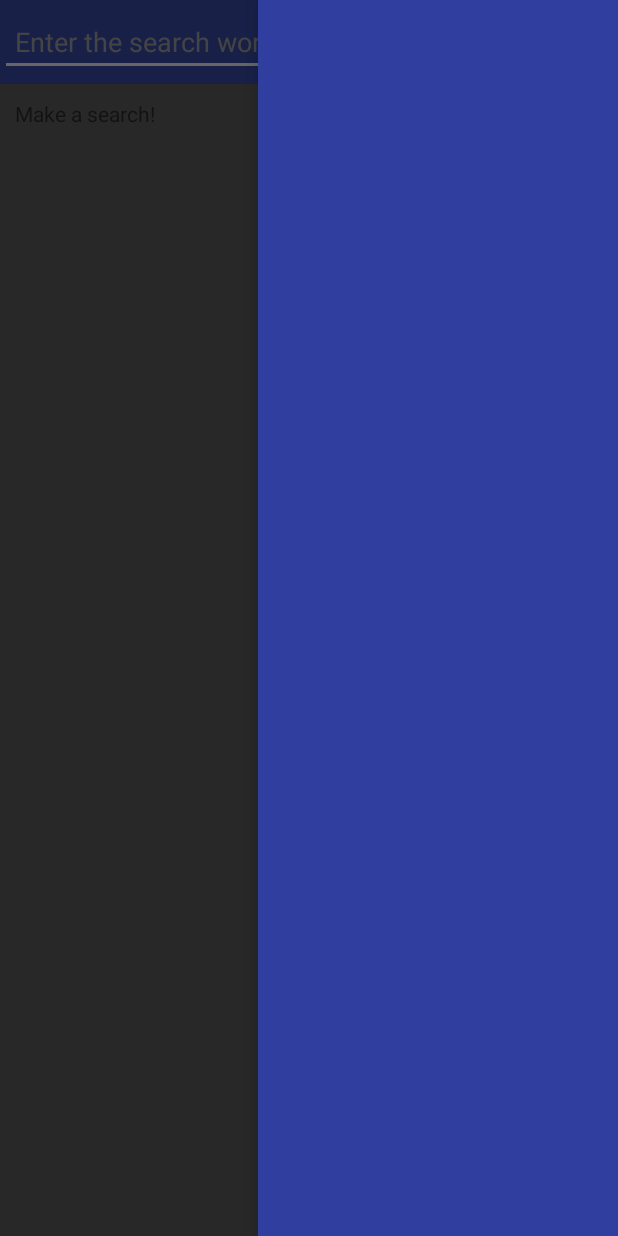
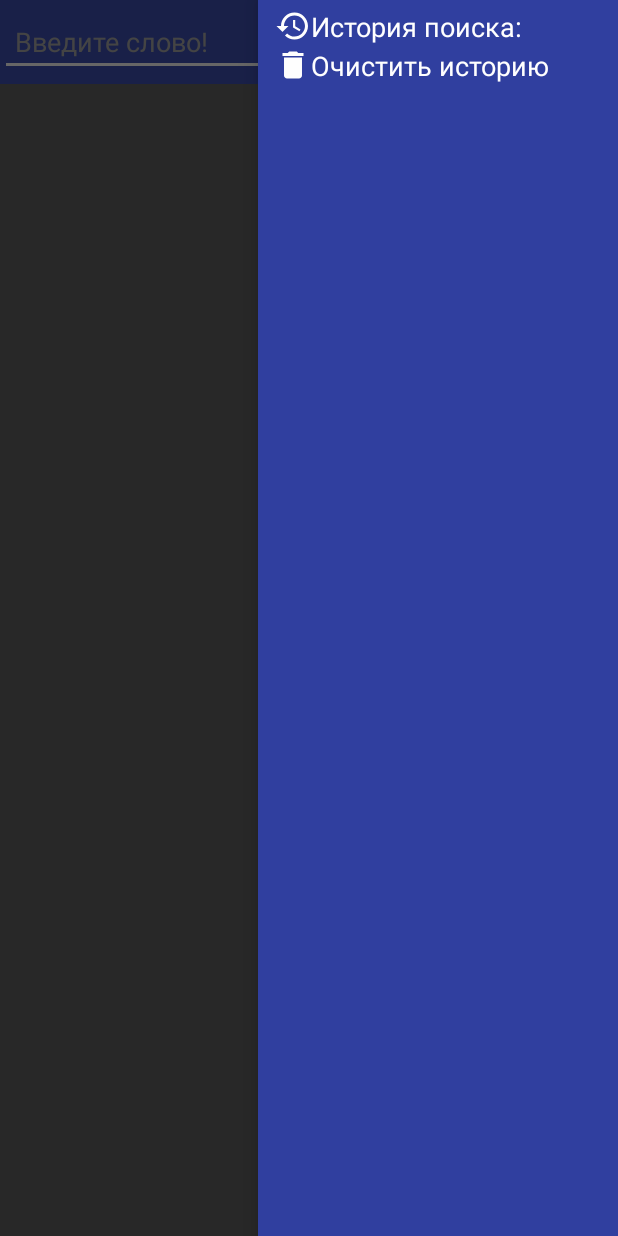
Before and after one commit to RollerBlade/rueo, an Android app: the screen it shows after launch (MainActivity), with the side drawer open, on a phone screen of 412 x 824 dp. Run offline under Robolectric (Android 15) with nearby library versions, the phone set to English and light mode, and no system bars.

Commit message:
IMPLEMENTED: Send email to developer and to vocabulary authors. IMPROVED: history drawer behaviour

```diff
--- a/app/src/main/java/com/example/android/rueo/MainActivity.java
+++ b/app/src/main/java/com/example/android/rueo/MainActivity.java
@@ -1,6 +1,7 @@
 package com.example.android.rueo;
 
 
+import android.content.Intent;
 import android.graphics.Typeface;
 import android.os.AsyncTask;
 import android.support.v4.widget.DrawerLayout;
@@ -9,9 +10,8 @@ import android.os.Bundle;
 import android.text.Editable;
 import android.text.Html;
 import android.text.TextWatcher;
-import android.util.EventLog;
-import android.util.Log;
 import android.view.KeyEvent;
+import android.view.LayoutInflater;
 import android.view.MotionEvent;
 import android.view.View;
 import android.widget.AdapterView;
@@ -23,6 +23,8 @@ import android.widget.ListView;
 import android.widget.ProgressBar;
 import android.widget.ScrollView;
 import android.widget.TextView;
+import android.widget.Toast;
+
 import java.io.IOException;
 import java.net.URL;
 import java.util.ArrayList;
@@ -42,6 +44,11 @@ public class MainActivity extends AppCompatActivity
         ImageView leftBtn, rightBtn, downBtn, settingsBtn;
     //для истории в правом дровере
         ArrayAdapter<String> historyAdapter;
+    //дроверы
+        private DrawerLayout mDrawerLayout;
+        private ListView rightDrawer;
+        private ScrollView leftDrawer;
+    long timestamp;
     ProgressBar loadingIndicator;
     httpRetrieveTask hrt = null;
     ajaxRetrieveTask art = null;
@@ -50,9 +57,6 @@ public class MainActivity extends AppCompatActivity
     boolean curWordShouldBeErased = false;
     Stack searchBarStack = new Stack();
 
-
-    private DrawerLayout mDrawerLayout;
-    private ListView leftDrawer, rightDrawer;
 
 
     View.OnKeyListener enterDetector = new View.OnKeyListener()
@@ -143,6 +147,7 @@ public class MainActivity extends AppCompatActivity
                     if (event.getAction() == MotionEvent.ACTION_DOWN)
                     {
                         img.setImageResource(R.drawable.ic_settings_pressed);
+                        mDrawerLayout.openDrawer(leftDrawer);
                     }
                     if (event.getAction() == MotionEvent.ACTION_UP)
                     {
@@ -185,15 +190,18 @@ public class MainActivity extends AppCompatActivity
                         }
                     }
                     return true;
-                default:
+                case R.id.arrowDown:
                     if (event.getAction() == MotionEvent.ACTION_DOWN)
                     {
-                        img.setImageResource(R.drawable.ic_down_arrow_pressed);
+                        img.setImageResource(R.drawable.ic_history_pressed);
+                        mDrawerLayout.openDrawer(rightDrawer);
                     }
                     if (event.getAction() == MotionEvent.ACTION_UP)
                     {
-                        img.setImageResource(R.drawable.ic_down_arrow_unpressed);
+                        img.setImageResource(R.drawable.ic_history_unpressed);
                     }
+                    return true;
+                default:
                     return true;
             }
             //return false;
@@ -213,11 +221,118 @@ public class MainActivity extends AppCompatActivity
             startHttpRetrieveTask(curWord.getText().toString());
             searchBarStack.push(curWord.getText().toString());
             listInflator(rightDrawer, searchBarStack.getStringArray());
+            mDrawerLayout.closeDrawer(rightDrawer);
         }
         public void test (){}
     };
 
+    protected void onCreate(Bundle savedInstanceState)
+    {
+        super.onCreate(savedInstanceState);
+        timestamp = System.currentTimeMillis()/1000;;
+        setContentView(R.layout.activity_main);
+        loadingIndicator = (ProgressBar) findViewById(R.id.pb_loading_indicator);
+        curWord = (EditText) findViewById(R.id.curWord);
+        outputField = (LinearLayout) findViewById(R.id.outputField);
+        //обработчик нажатий Энтер:
+            curWord.setOnKeyListener(enterDetector);
+        //обработчик ввода текста:
+            curWord.addTextChangedListener(searchBarEditDetector);
+        //обработчик тапов в поле ввода
+            curWord.setOnTouchListener(CurWordOnclickFlagDisabler);
+        //переключатель картинок на кнопках
+            leftBtn = (ImageView) findViewById(R.id.arrowLeft);
+            rightBtn = (ImageView) findViewById(R.id.arrowRight);
+            downBtn = (ImageView) findViewById(R.id.arrowDown);
+            settingsBtn = (ImageView) findViewById(R.id.settings);
+            leftBtn.setOnTouchListener(buttonOnClickImgSwapper);
+            rightBtn.setOnTouchListener(buttonOnClickImgSwapper);
+            downBtn.setOnTouchListener(buttonOnClickImgSwapper);
+            settingsBtn.setOnTouchListener(buttonOnClickImgSwapper);
+        //дроверы
+            mDrawerLayout = (DrawerLayout) findViewById(R.id.drawer_layout);
+            leftDrawer = (ScrollView) findViewById(R.id.left_drawer);
+            rightDrawer = (ListView) findViewById(R.id.right_drawer);
+            historyAdapter = new ArrayAdapter<String>
+                    (this, R.layout.drawer_list_item, searchBarStack.getListArray());
+            rightDrawer.setAdapter(historyAdapter);
+            rightDrawer.setOnItemClickListener(suggestionClicked);
+            LayoutInflater inflater = getLayoutInflater();
+            View historyHeader = inflater.inflate(R.layout.drawer_header_item, null, false);
+            rightDrawer.addHeaderView(historyHeader, null, false);
+            View historyFooter = inflater.inflate(R.layout.drawer_footer_item, null, false);
+            rightDrawer.addFooterView(historyFooter, null, false);
+    }
 
+    public void clearHistory (View v)
+    {
+        searchBarStack.clear();
+        listInflator(rightDrawer, searchBarStack.getStringArray());
+    }
+
+    public void closeDrawers (View v)
+    {
+        mDrawerLayout.closeDrawer(rightDrawer);
+        mDrawerLayout.closeDrawer(leftDrawer);
+
+    }
+
+    public void sendEmail (View v)
+    {
+        Intent i = new Intent(Intent.ACTION_SEND);
+        i.setType("message/rfc822");
+        switch (v.getId())
+        {
+            case (R.id.emailToAuthorTV):
+                i.putExtra(Intent.EXTRA_EMAIL  , new String[]{"vortaristo@gmail.com"});
+                i.putExtra(Intent.EXTRA_SUBJECT, "RUEO онлайн словарь");
+                if (!curWord.getText().toString().isEmpty())
+                {
+                    i.putExtra(Intent.EXTRA_TEXT, "Статья: \"" + curWord.getText().toString()+"\"");
+                }
+                break;
+            case (R.id.emailToDeveloperTV):
+                i.putExtra(Intent.EXTRA_EMAIL  , new String[]{"k002422@gmail.com"});
+                i.putExtra(Intent.EXTRA_SUBJECT, "RUEO app");
+                break;
+        }
+        try
+        {
+            startActivity(Intent.createChooser(i, "Send mail..."));
+        } catch (android.content.ActivityNotFoundException ex)
+        {
+            Toast.makeText(MainActivity.this, "There are no email clients installed.", Toast.LENGTH_SHORT).show();
+        }
+    }
+
+    @Override
+    public boolean onKeyDown(int keyCode, KeyEvent event)
+    {
+        if (keyCode == KeyEvent.KEYCODE_BACK) {
+            String temp = searchBarStack.getLeft();
+            if (temp != null)
+            {
+                searchBarEditDetectorEnabled = false;
+                curWord.setText(temp);
+                startHttpRetrieveTask(temp);
+                searchBarEditDetectorEnabled = true;
+            }
+            else
+            {
+                if ((System.currentTimeMillis()/1000 - timestamp) < 2)
+                {
+                    System.exit(0);
+                }
+                else
+                {
+                    Toast.makeText(MainActivity.this, "Press back again in 2 sec to exit app", Toast.LENGTH_LONG).show();
+                    timestamp = System.currentTimeMillis()/1000;
+                }
+            }
+            return true;
+        }
+        return super.onKeyDown(keyCode, event);
+    }
 
     public boolean isCurWordShouldBeErased(boolean flag)
     {
@@ -229,38 +344,6 @@ public class MainActivity extends AppCompatActivity
     {
         historyAdapter.clear();
         historyAdapter.addAll(searchBarStack.getListArray());
-    }
-
-    protected void onCreate(Bundle savedInstanceState)
-    {
-        super.onCreate(savedInstanceState);
-        setContentView(R.layout.activity_main);
-        loadingIndicator = (ProgressBar) findViewById(R.id.pb_loading_indicator);
-        curWord = (EditText) findViewById(R.id.curWord);
-        outputField = (LinearLayout) findViewById(R.id.outputField);
-        leftBtn = (ImageView) findViewById(R.id.arrowLeft);
-        rightBtn = (ImageView) findViewById(R.id.arrowRight);
-        downBtn = (ImageView) findViewById(R.id.arrowDown);
-        settingsBtn = (ImageView) findViewById(R.id.settings);
-        //обработчик нажатий Энтер:
-            curWord.setOnKeyListener(enterDetector);
-        //обработчик ввода текста:
-            curWord.addTextChangedListener(searchBarEditDetector);
-        //обработчик тапов в поле ввода
-            curWord.setOnTouchListener(CurWordOnclickFlagDisabler);
-        //переключатель картинок на кнопках
-            leftBtn.setOnTouchListener(buttonOnClickImgSwapper);
-            rightBtn.setOnTouchListener(buttonOnClickImgSwapper);
-            downBtn.setOnTouchListener(buttonOnClickImgSwapper);
-            settingsBtn.setOnTouchListener(buttonOnClickImgSwapper);
-        mDrawerLayout = (DrawerLayout) findViewById(R.id.drawer_layout);
-        leftDrawer = (ListView) findViewById(R.id.left_drawer);
-        rightDrawer = (ListView) findViewById(R.id.right_drawer);
-
-        historyAdapter = new ArrayAdapter<String>
-                (this, R.layout.drawer_list_item, searchBarStack.getListArray());
-        rightDrawer.setAdapter(historyAdapter);
-        rightDrawer.setOnItemClickListener(suggestionClicked);
     }
 
     private void startHttpRetrieveTask (String input)
--- a/app/src/main/java/com/example/android/rueo/history/Stack.java
+++ b/app/src/main/java/com/example/android/rueo/history/Stack.java
@@ -1,6 +1,5 @@
 package com.example.android.rueo.history;
 
-import android.util.Log;
 
 import java.util.ArrayList;
 import java.util.List;
@@ -17,6 +16,12 @@ public class Stack
     public Stack ()
     {
         arr = new ArrayList<>();
+        pointer = null;
+    }
+
+    public void clear ()
+    {
+        arr.clear();
         pointer = null;
     }
 
@@ -65,7 +70,6 @@ public class Stack
         if (duplicate > -1)
         {
             detete(duplicate);
-            Log.d("ololo", "i is "+ duplicate);
         }
     }
 
--- /dev/null
+++ b/app/src/main/res/drawable/ic_delete.xml
@@ -0,0 +1,4 @@
+<vector android:height="24dp" android:viewportHeight="635.0"
+    android:viewportWidth="635.0" android:width="24dp" xmlns:android="http://schemas.android.com/apk/res/android">
+    <path android:fillColor="#FEFEFE" android:pathData="M159,503c0,29 24,53 53,53l211,0c29,0 53,-24 53,-53l0,-318 -317,0 0,318zM503,106l-93,0 -26,-27 -133,0 -26,27 -93,0 0,53 371,0 0,-53z"/>
+</vector>
--- /dev/null
+++ b/app/src/main/res/drawable/ic_history_pressed.xml
@@ -0,0 +1,7 @@
+<vector android:height="24dp" android:viewportHeight="685.0"
+    android:viewportWidth="685.0" android:width="24dp" xmlns:android="http://schemas.android.com/apk/res/android">
+    <path android:fillColor="#00000000"
+        android:pathData="M25,25l635,0l0,635l-635,0z"
+        android:strokeColor="#FEFEFE" android:strokeWidth="50"/>
+    <path android:fillColor="#FEFEFE" android:pathData="M369,104c-132,0 -238,107 -238,239l-80,0 103,102 2,4 107,-106 -79,0c0,-103 83,-186 185,-186 102,0 185,83 185,186 0,102 -83,185 -185,185 -51,0 -97,-21 -131,-55l-37,38c43,43 102,70 168,70 131,0 238,-107 238,-238 0,-132 -107,-239 -238,-239zM343,237l0,132 113,67 19,-32 -93,-55 0,-112 -39,0z"/>
+</vector>
--- /dev/null
+++ b/app/src/main/res/drawable/ic_history_unpressed.xml
@@ -0,0 +1,4 @@
+<vector android:height="24dp" android:viewportHeight="635.0"
+    android:viewportWidth="635.0" android:width="24dp" xmlns:android="http://schemas.android.com/apk/res/android">
+    <path android:fillColor="#FEFEFE" android:pathData="M344,79c-132,0 -238,107 -238,239l-80,0 103,102 2,4 107,-106 -79,0c0,-103 83,-186 185,-186 102,0 185,83 185,186 0,102 -83,185 -185,185 -51,0 -97,-21 -131,-55l-37,38c43,43 102,70 168,70 131,0 238,-107 238,-238 0,-132 -107,-239 -238,-239zM318,212l0,132 113,67 19,-32 -93,-55 0,-112 -39,0z"/>
+</vector>
--- /dev/null
+++ b/app/src/main/res/drawable/ic_mail.xml
@@ -0,0 +1,4 @@
+<vector android:height="24dp" android:viewportHeight="635.0"
+    android:viewportWidth="635.0" android:width="24dp" xmlns:android="http://schemas.android.com/apk/res/android">
+    <path android:fillColor="#FEFEFE" android:pathData="M529,106l-423,0c-29,0 -53,24 -53,53l0,317c0,29 24,53 53,53l423,0c29,0 53,-24 53,-53l0,-317c0,-29 -24,-53 -53,-53l0,0zM529,476l-423,0 0,-264 212,132 211,-132 0,264zM318,291l-212,-132 423,0 -211,132z"/>
+</vector>
--- a/app/src/main/res/layout/activity_main.xml
+++ b/app/src/main/res/layout/activity_main.xml
@@ -36,11 +36,6 @@
                     android:layout_height="match_parent"
                     android:orientation="vertical">
 
-                    <TextView
-                        android:layout_width="wrap_content"
-                        android:layout_height="wrap_content"
-                        android:padding="10dp"
-                        android:text="@string/search_ivitation" />
                 </LinearLayout>
 
                 <ScrollView
@@ -66,18 +61,22 @@
             android:layout_gravity="end"
             android:background="#303F9F"
             android:choiceMode="singleChoice"
+            android:padding="5dp"
             android:divider="@android:color/transparent"
-            android:dividerHeight="0dp" />
+            android:dividerHeight="1dp" />
 
-        <ListView
+        <ScrollView
             android:id="@+id/left_drawer"
             android:layout_width="240dp"
             android:layout_height="match_parent"
             android:layout_gravity="start"
-            android:background="#303F9F"
-            android:choiceMode="singleChoice"
-            android:divider="@android:color/transparent"
-            android:dividerHeight="0dp" />
+            android:background="@color/colorPrimaryDark"
+            android:choiceMode="singleChoice">
+            <include
+                layout="@layout/left_drawer_content"
+                android:layout_width="match_parent"
+                android:layout_height="wrap_content"/>
+        </ScrollView>
     </android.support.v4.widget.DrawerLayout>
 
 
--- a/app/src/main/res/layout/ajax_list_item.xml
+++ b/app/src/main/res/layout/ajax_list_item.xml
@@ -7,6 +7,6 @@
     android:gravity="center_vertical"
     android:paddingLeft="6dip"
     android:paddingBottom="6dp"
-    android:textSize="18dp"
+    android:textSize="18sp"
     android:textColor="#000">
 </TextView>
--- /dev/null
+++ b/app/src/main/res/layout/drawer_footer_item.xml
@@ -0,0 +1,19 @@
+<?xml version="1.0" encoding="utf-8"?>
+<LinearLayout xmlns:android="http://schemas.android.com/apk/res/android"
+    android:layout_width="wrap_content"
+    android:layout_height="wrap_content"
+    android:background="@color/colorPrimaryDark"
+    android:layout_marginRight="15dp"
+    android:onClick="clearHistory">
+
+
+    <TextView xmlns:android="http://schemas.android.com/apk/res/android"
+        android:layout_width="match_parent"
+        android:layout_height="wrap_content"
+        android:paddingLeft="6dip"
+        android:text="@string/history_footer"
+        android:drawableLeft="@drawable/ic_delete"
+        android:textAppearance="?android:attr/textAppearanceLarge"
+        android:textColor="@color/textColor"
+        android:textSize="18sp"/>
+</LinearLayout>
--- /dev/null
+++ b/app/src/main/res/layout/drawer_header_item.xml
@@ -0,0 +1,19 @@
+<?xml version="1.0" encoding="utf-8"?>
+<LinearLayout xmlns:android="http://schemas.android.com/apk/res/android"
+    android:layout_width="wrap_content"
+    android:layout_height="wrap_content"
+    android:background="@color/colorPrimaryDark"
+    android:layout_marginRight="15dp"
+    android:onClick="closeDrawers">
+
+
+    <TextView xmlns:android="http://schemas.android.com/apk/res/android"
+        android:layout_width="match_parent"
+        android:layout_height="wrap_content"
+        android:paddingLeft="6dip"
+        android:text="@string/history_header"
+        android:drawableLeft="@drawable/ic_history_unpressed"
+        android:textAppearance="?android:attr/textAppearanceLarge"
+        android:textColor="@color/textColor"
+        android:textSize="18sp"/>
+</LinearLayout>
--- a/app/src/main/res/layout/drawer_list_item.xml
+++ b/app/src/main/res/layout/drawer_list_item.xml
@@ -8,5 +8,6 @@
     android:paddingLeft="6dip"
     android:paddingBottom="6dp"
     android:textSize="18dp"
+    android:background="@color/colorPrimary"
     android:textColor="@color/textColor">
 </TextView>
--- a/app/src/main/res/layout/toolbar_main.xml
+++ b/app/src/main/res/layout/toolbar_main.xml
@@ -15,12 +15,12 @@
         android:layout_width="match_parent"
         android:layout_height="match_parent"
         android:gravity="center"
-        android:layout_marginRight="5dp">
+        android:layout_marginRight="15dp">
 
 
         <EditText
             android:id="@+id/curWord"
-            android:layout_width="0dp"
+            android:layout_width="wrap_content"
             android:layout_height="wrap_content"
             android:layout_weight="1"
             android:focusable="true"
@@ -41,7 +41,7 @@
             android:id="@+id/arrowDown"
             android:layout_width="wrap_content"
             android:layout_height="wrap_content"
-            app:srcCompat="@drawable/ic_down_arrow_unpressed" />
+            app:srcCompat="@drawable/ic_history_unpressed" />
 
         <ImageView
             android:id="@+id/arrowLeft"
@@ -49,12 +49,14 @@
             android:layout_height="wrap_content"
             android:rotation="90"
             app:srcCompat="@drawable/ic_down_arrow_unpressed" />
+
         <ImageView
             android:id="@+id/arrowRight"
             android:layout_width="wrap_content"
             android:layout_height="wrap_content"
             android:rotation="270"
             app:srcCompat="@drawable/ic_down_arrow_unpressed" />
+
         <ImageView
             android:id="@+id/settings"
             android:layout_width="wrap_content"
--- a/app/src/main/res/values/strings.xml
+++ b/app/src/main/res/values/strings.xml
@@ -1,6 +1,11 @@
 <resources>
     <string name="app_name">Rueo</string>
-    <string name="searchBarHint">Enter the search word!</string>
-    <string name="network_error">Network error! Please try again later!</string>
-    <string name="search_ivitation">Make a search!</string>
+    <string name="searchBarHint">Введите слово!</string>
+    <string name="network_error">Ошибка связи! Попробуйте позже</string>
+    <string name="search_ivitation">Введите слово!</string>
+    <string name="history_header">История поиска:</string>
+    <string name="history_footer">Очистить историю</string>
+    <string name="feedback_global">Авторам словаря</string>
+    <string name="feedback_app">Автору приложения</string>
+
 </resources>
```
Also changed, not shown: app/src/main/res/drawable/ic_esperanto_star.xml (added, +8 -0 lines), app/src/main/res/layout/left_drawer_content.xml (added, +40 -0 lines), app/src/main/res/values/styles.xml (+9 -0 lines).
